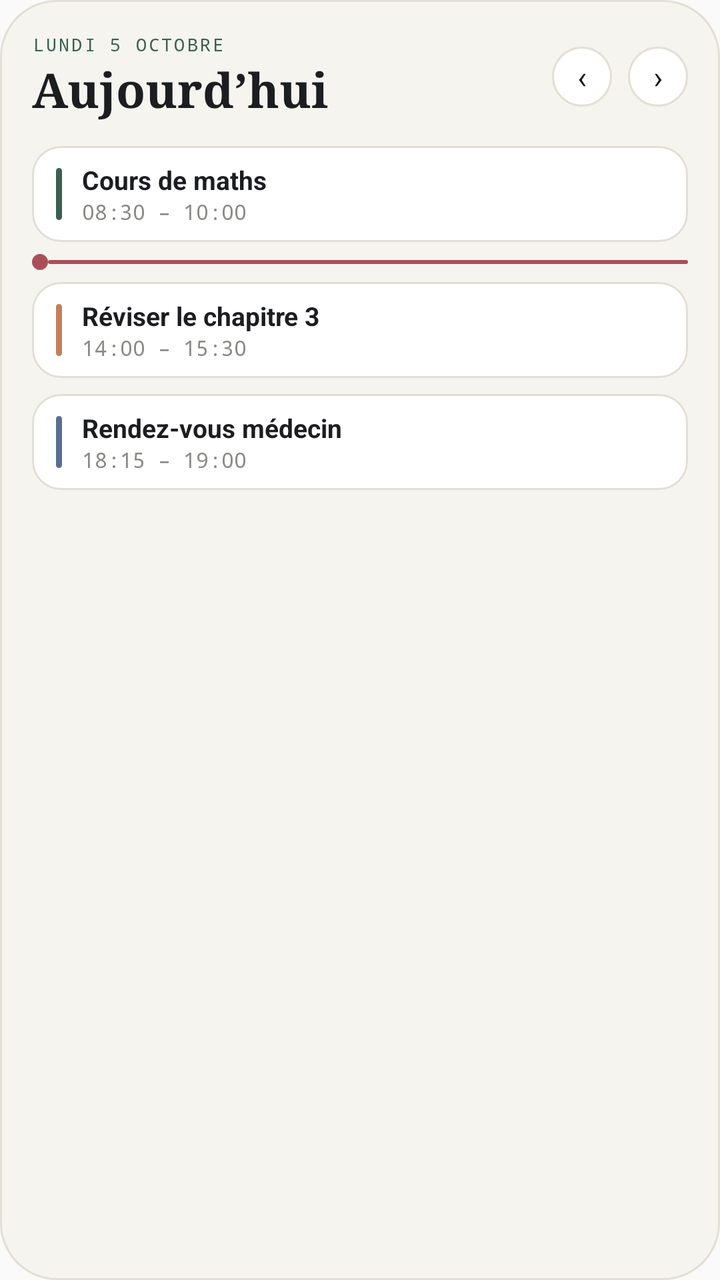
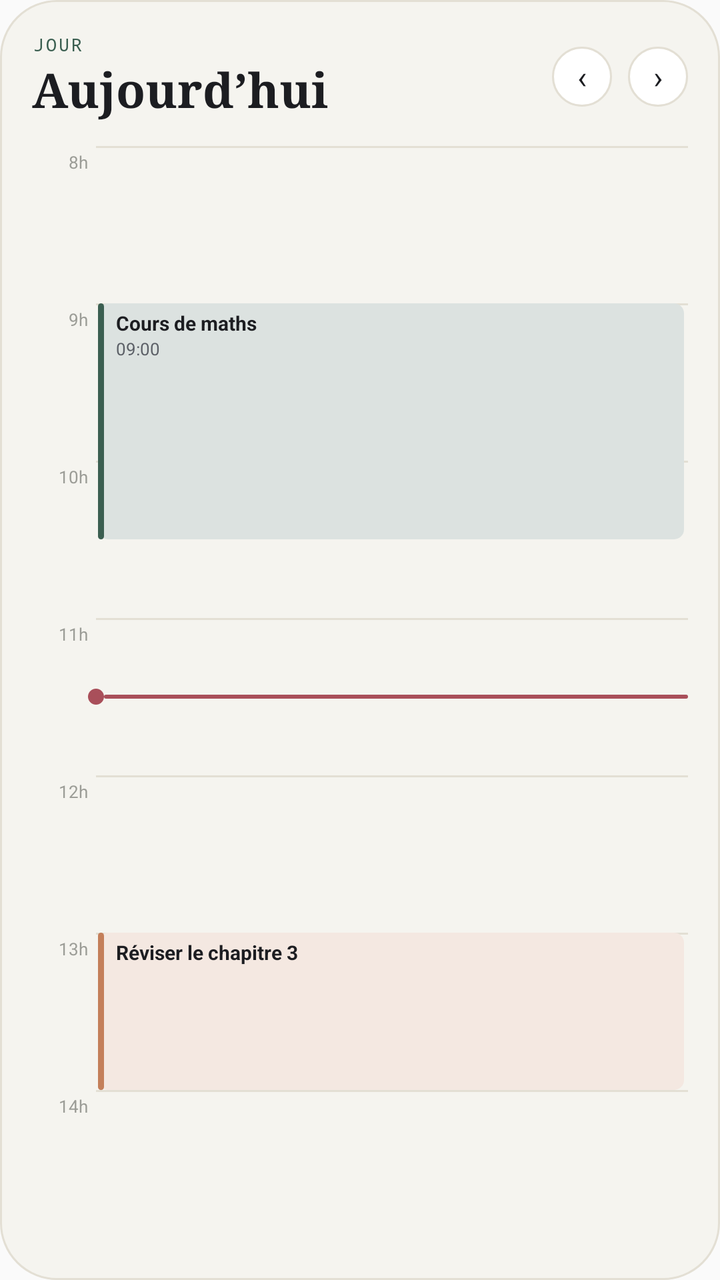

Compare the two renders of this Android layout. The source of the first and the diff that turns it into the second are given below.
<!-- AndroidManifest.xml: application theme AppTheme -->
<!-- res/layout/widget_preview.xml -->
<?xml version="1.0" encoding="utf-8"?>
<LinearLayout xmlns:android="http://schemas.android.com/apk/res/android"
    android:layout_width="match_parent"
    android:layout_height="match_parent"
    android:background="@drawable/widget_bg"
    android:orientation="vertical"
    android:padding="16dp">

    
    <LinearLayout
        android:layout_width="match_parent"
        android:layout_height="wrap_content"
        android:gravity="center_vertical"
        android:orientation="horizontal">
        <LinearLayout
            android:layout_width="0dp"
            android:layout_height="wrap_content"
            android:layout_weight="1"
            android:orientation="vertical">
            <TextView
                android:layout_width="wrap_content"
                android:layout_height="wrap_content"
                android:fontFamily="monospace"
                android:letterSpacing="0.12"
                android:text="LUNDI 5 OCTOBRE"
                android:textColor="#3B5F51"
                android:textSize="9sp" />
            <TextView
                android:layout_width="wrap_content"
                android:layout_height="wrap_content"
                android:fontFamily="serif"
                android:text="Aujourd’hui"
                android:textColor="#1C1D21"
                android:textSize="24sp"
                android:textStyle="bold" />
        </LinearLayout>
        <TextView
            android:layout_width="30dp"
            android:layout_height="30dp"
            android:layout_marginStart="0dp"
            android:background="@drawable/widget_btn_bg"
            android:gravity="center"
            android:text="‹"
            android:textColor="#1C1D21"
            android:textSize="16sp" />
        <TextView
            android:layout_width="30dp"
            android:layout_height="30dp"
            android:layout_marginStart="8dp"
            android:background="@drawable/widget_btn_bg"
            android:gravity="center"
            android:text="›"
            android:textColor="#1C1D21"
            android:textSize="16sp" />
    </LinearLayout>

    <FrameLayout
        android:layout_width="match_parent"
        android:layout_height="12dp" />

    <LinearLayout
        android:layout_width="match_parent"
        android:layout_height="wrap_content"
        android:background="@drawable/widget_card_bg"
        android:gravity="center_vertical"
        android:orientation="horizontal"
        android:paddingStart="12dp"
        android:paddingEnd="12dp"
        android:paddingTop="8dp"
        android:paddingBottom="8dp">
        <FrameLayout
            android:layout_width="3dp"
            android:layout_height="26dp"
            android:background="@drawable/widget_bar_green" />
        <LinearLayout
            android:layout_width="0dp"
            android:layout_height="wrap_content"
            android:layout_weight="1"
            android:layout_marginStart="10dp"
            android:orientation="vertical">
            <TextView
                android:layout_width="match_parent"
                android:layout_height="wrap_content"
                android:ellipsize="end"
                android:maxLines="1"
                android:text="Cours de maths"
                android:textColor="#1C1D21"
                android:textSize="13sp"
                android:textStyle="bold" />
            <TextView
                android:layout_width="wrap_content"
                android:layout_height="wrap_content"
                android:fontFamily="monospace"
                android:text="08:30 – 10:00"
                android:textColor="#8A8A85"
                android:textSize="10.5sp" />
        </LinearLayout>
    </LinearLayout>

    <LinearLayout
        android:layout_width="match_parent"
        android:layout_height="wrap_content"
        android:layout_marginTop="6dp"
        android:layout_marginBottom="6dp"
        android:gravity="center_vertical"
        android:orientation="horizontal">
        <FrameLayout
            android:layout_width="8dp"
            android:layout_height="8dp"
            android:background="@drawable/widget_now_dot" />
        <FrameLayout
            android:layout_width="0dp"
            android:layout_height="2dp"
            android:layout_weight="1"
            android:background="@drawable/widget_now_line" />
    </LinearLayout>

    <LinearLayout
        android:layout_width="match_parent"
        android:layout_height="wrap_content"
        android:background="@drawable/widget_card_bg"
        android:gravity="center_vertical"
        android:orientation="horizontal"
        android:paddingStart="12dp"
        android:paddingEnd="12dp"
        android:paddingTop="8dp"
        android:paddingBottom="8dp">
        <FrameLayout
            android:layout_width="3dp"
            android:layout_height="26dp"
            android:background="@drawable/widget_bar_terracotta" />
        <LinearLayout
            android:layout_width="0dp"
            android:layout_height="wrap_content"
            android:layout_weight="1"
            android:layout_marginStart="10dp"
            android:orientation="vertical">
            <TextView
                android:layout_width="match_parent"
                android:layout_height="wrap_content"
                android:ellipsize="end"
                android:maxLines="1"
                android:text="Réviser le chapitre 3"
                android:textColor="#1C1D21"
                android:textSize="13sp"
                android:textStyle="bold" />
            <TextView
                android:layout_width="wrap_content"
                android:layout_height="wrap_content"
                android:fontFamily="monospace"
                android:text="14:00 – 15:30"
                android:textColor="#8A8A85"
                android:textSize="10.5sp" />
        </LinearLayout>
    </LinearLayout>

    <FrameLayout
        android:layout_width="match_parent"
        android:layout_height="8dp" />

    <LinearLayout
        android:layout_width="match_parent"
        android:layout_height="wrap_content"
        android:background="@drawable/widget_card_bg"
        android:gravity="center_vertical"
        android:orientation="horizontal"
        android:paddingStart="12dp"
        android:paddingEnd="12dp"
        android:paddingTop="8dp"
        android:paddingBottom="8dp">
        <FrameLayout
            android:layout_width="3dp"
            android:layout_height="26dp"
            android:background="@drawable/widget_bar_slate" />
        <LinearLayout
            android:layout_width="0dp"
            android:layout_height="wrap_content"
            android:layout_weight="1"
            android:layout_marginStart="10dp"
            android:orientation="vertical">
            <TextView
                android:layout_width="match_parent"
                android:layout_height="wrap_content"
                android:ellipsize="end"
                android:maxLines="1"
                android:text="Rendez-vous médecin"
                android:textColor="#1C1D21"
                android:textSize="13sp"
                android:textStyle="bold" />
            <TextView
                android:layout_width="wrap_content"
                android:layout_height="wrap_content"
                android:fontFamily="monospace"
                android:text="18:15 – 19:00"
                android:textColor="#8A8A85"
                android:textSize="10.5sp" />
        </LinearLayout>
    </LinearLayout>
</LinearLayout>
<!-- resources referenced by this layout -->
<resources>
  <!-- drawable widget_bar_green (drawable) -->
  <?xml version="1.0" encoding="utf-8"?>
  <shape xmlns:android="http://schemas.android.com/apk/res/android" android:shape="rectangle">
      <solid android:color="#3B5F51" />
      <corners android:radius="2dp" />
  </shape>
  <!-- drawable widget_bar_slate (drawable) -->
  <?xml version="1.0" encoding="utf-8"?>
  <shape xmlns:android="http://schemas.android.com/apk/res/android" android:shape="rectangle">
      <solid android:color="#5A6F8F" />
      <corners android:radius="2dp" />
  </shape>
  <!-- drawable widget_bar_terracotta (drawable) -->
  <?xml version="1.0" encoding="utf-8"?>
  <shape xmlns:android="http://schemas.android.com/apk/res/android" android:shape="rectangle">
      <solid android:color="#C47F5A" />
      <corners android:radius="2dp" />
  </shape>
  <!-- drawable widget_bg (drawable) -->
  <?xml version="1.0" encoding="utf-8"?>
  <shape xmlns:android="http://schemas.android.com/apk/res/android" android:shape="rectangle">
      <solid android:color="#F5F4EF" />
      <corners android:radius="28dp" />
      <stroke android:width="1dp" android:color="#E3DFD4" />
  </shape>
  <!-- drawable widget_btn_bg (drawable) -->
  <?xml version="1.0" encoding="utf-8"?>
  <shape xmlns:android="http://schemas.android.com/apk/res/android" android:shape="oval">
      <solid android:color="#FFFFFF" />
      <stroke android:width="1dp" android:color="#E3DFD4" />
  </shape>
  <!-- drawable widget_card_bg (drawable) -->
  <?xml version="1.0" encoding="utf-8"?>
  <shape xmlns:android="http://schemas.android.com/apk/res/android" android:shape="rectangle">
      <solid android:color="#FFFFFF" />
      <corners android:radius="14dp" />
      <stroke android:width="1dp" android:color="#E3DFD4" />
  </shape>
  <!-- drawable widget_now_dot (drawable) -->
  <?xml version="1.0" encoding="utf-8"?>
  <shape xmlns:android="http://schemas.android.com/apk/res/android" android:shape="oval">
      <solid android:color="#A94F5A" />
  </shape>
  <!-- drawable widget_now_line (drawable) -->
  <?xml version="1.0" encoding="utf-8"?>
  <shape xmlns:android="http://schemas.android.com/apk/res/android" android:shape="rectangle">
      <solid android:color="#A94F5A" />
      <corners android:radius="1dp" />
  </shape>
  <style name="AppTheme" parent="Theme.AppCompat.Light.DarkActionBar">
          
          <item name="colorPrimary">@color/colorPrimary</item>
          <item name="colorPrimaryDark">@color/colorPrimaryDark</item>
          <item name="colorAccent">@color/colorAccent</item>
      </style>
</resources>

<!-- the commit's change to res/layout/widget_preview.xml (unified diff, before → after) -->
@@ -1,42 +1,46 @@
 <?xml version="1.0" encoding="utf-8"?>
-<LinearLayout xmlns:android="http://schemas.android.com/apk/res/android"
+<LinearLayout
     android:layout_width="match_parent"
     android:layout_height="match_parent"
+    android:orientation="vertical"
     android:background="@drawable/widget_bg"
-    android:orientation="vertical"
-    android:padding="16dp">
-
-    
+    android:padding="16dp"
+    xmlns:android="http://schemas.android.com/apk/res/android">
     <LinearLayout
         android:layout_width="match_parent"
         android:layout_height="wrap_content"
-        android:gravity="center_vertical"
-        android:orientation="horizontal">
+        android:orientation="horizontal"
+        android:gravity="center_vertical">
         <LinearLayout
             android:layout_width="0dp"
             android:layout_height="wrap_content"
-            android:layout_weight="1"
-            android:orientation="vertical">
+            android:orientation="vertical"
+            android:layout_weight="1">
             <TextView
                 android:layout_width="wrap_content"
                 android:layout_height="wrap_content"
-                android:fontFamily="monospace"
                 android:letterSpacing="0.12"
-                android:text="LUNDI 5 OCTOBRE"
+                android:id="@+id/tv_label"
+                android:text="JOUR"
                 android:textColor="#3B5F51"
-                android:textSize="9sp" />
+                android:textSize="9sp"
+                android:fontFamily="monospace" />
             <TextView
-                android:layout_width="wrap_content"
+                android:layout_width="match_parent"
                 android:layout_height="wrap_content"
-                android:fontFamily="serif"
+                android:id="@+id/tv_title"
+                android:maxLines="1"
+                android:ellipsize="end"
                 android:text="Aujourd’hui"
                 android:textColor="#1C1D21"
                 android:textSize="24sp"
+                android:fontFamily="serif"
                 android:textStyle="bold" />
         </LinearLayout>
         <TextView
             android:layout_width="30dp"
             android:layout_height="30dp"
+            android:id="@+id/btn_prev"
             android:layout_marginStart="0dp"
             android:background="@drawable/widget_btn_bg"
             android:gravity="center"
@@ -46,6 +50,7 @@
         <TextView
             android:layout_width="30dp"
             android:layout_height="30dp"
+            android:id="@+id/btn_next"
             android:layout_marginStart="8dp"
             android:background="@drawable/widget_btn_bg"
             android:gravity="center"
@@ -53,147 +58,254 @@
             android:textColor="#1C1D21"
             android:textSize="16sp" />
     </LinearLayout>
-
     <FrameLayout
         android:layout_width="match_parent"
-        android:layout_height="12dp" />
-
-    <LinearLayout
-        android:layout_width="match_parent"
-        android:layout_height="wrap_content"
-        android:background="@drawable/widget_card_bg"
-        android:gravity="center_vertical"
-        android:orientation="horizontal"
-        android:paddingStart="12dp"
-        android:paddingEnd="12dp"
-        android:paddingTop="8dp"
-        android:paddingBottom="8dp">
-        <FrameLayout
-            android:layout_width="3dp"
-            android:layout_height="26dp"
-            android:background="@drawable/widget_bar_green" />
+        android:layout_height="0dp"
+        android:layout_weight="1"
+        android:layout_marginTop="12dp">
         <LinearLayout
-            android:layout_width="0dp"
-            android:layout_height="wrap_content"
-            android:layout_weight="1"
-            android:layout_marginStart="10dp"
+            android:layout_width="match_parent"
+            android:layout_height="match_parent"
             android:orientation="vertical">
-            <TextView
+            <FrameLayout
+                android:layout_width="match_parent"
+                android:layout_height="0dp"
+                android:layout_weight="1">
+                <FrameLayout
+                    android:layout_width="match_parent"
+                    android:layout_height="1dp"
+                    android:background="#E3DFD4"
+                    android:layout_marginStart="32dp" />
+                <TextView
+                    android:layout_width="28dp"
+                    android:layout_height="wrap_content"
+                    android:gravity="end"
+                    android:layout_marginTop="2dp"
+                    android:text="8h"
+                    android:textColor="#9B9C96"
+                    android:textSize="8.5sp" />
+            </FrameLayout>
+            <FrameLayout
+                android:layout_width="match_parent"
+                android:layout_height="0dp"
+                android:layout_weight="1">
+                <FrameLayout
+                    android:layout_width="match_parent"
+                    android:layout_height="1dp"
+                    android:background="#E3DFD4"
+                    android:layout_marginStart="32dp" />
+                <TextView
+                    android:layout_width="28dp"
+                    android:layout_height="wrap_content"
+                    android:gravity="end"
+                    android:layout_marginTop="2dp"
+                    android:text="9h"
+                    android:textColor="#9B9C96"
+                    android:textSize="8.5sp" />
+            </FrameLayout>
+            <FrameLayout
+                android:layout_width="match_parent"
+                android:layout_height="0dp"
+                android:layout_weight="1">
+                <FrameLayout
+                    android:layout_width="match_parent"
+                    android:layout_height="1dp"
+                    android:background="#E3DFD4"
+                    android:layout_marginStart="32dp" />
+                <TextView
+                    android:layout_width="28dp"
+                    android:layout_height="wrap_content"
+                    android:gravity="end"
+                    android:layout_marginTop="2dp"
+                    android:text="10h"
+                    android:textColor="#9B9C96"
+                    android:textSize="8.5sp" />
+            </FrameLayout>
+            <FrameLayout
+                android:layout_width="match_parent"
+                android:layout_height="0dp"
+                android:layout_weight="1">
+                <FrameLayout
+                    android:layout_width="match_parent"
+                    android:layout_height="1dp"
+                    android:background="#E3DFD4"
+                    android:layout_marginStart="32dp" />
+                <TextView
+                    android:layout_width="28dp"
+                    android:layout_height="wrap_content"
+                    android:gravity="end"
+                    android:layout_marginTop="2dp"
+                    android:text="11h"
+                    android:textColor="#9B9C96"
+                    android:textSize="8.5sp" />
+            </FrameLayout>
+            <FrameLayout
+                android:layout_width="match_parent"
+                android:layout_height="0dp"
+                android:layout_weight="1">
+                <FrameLayout
+                    android:layout_width="match_parent"
+                    android:layout_height="1dp"
+                    android:background="#E3DFD4"
+                    android:layout_marginStart="32dp" />
+                <TextView
+                    android:layout_width="28dp"
+                    android:layout_height="wrap_content"
+                    android:gravity="end"
+                    android:layout_marginTop="2dp"
+                    android:text="12h"
+                    android:textColor="#9B9C96"
+                    android:textSize="8.5sp" />
+            </FrameLayout>
+            <FrameLayout
+                android:layout_width="match_parent"
+                android:layout_height="0dp"
+                android:layout_weight="1">
+                <FrameLayout
+                    android:layout_width="match_parent"
+                    android:layout_height="1dp"
+                    android:background="#E3DFD4"
+                    android:layout_marginStart="32dp" />
+                <TextView
+                    android:layout_width="28dp"
+                    android:layout_height="wrap_content"
+                    android:gravity="end"
+                    android:layout_marginTop="2dp"
+                    android:text="13h"
+                    android:textColor="#9B9C96"
+                    android:textSize="8.5sp" />
+            </FrameLayout>
+            <FrameLayout
+                android:layout_width="match_parent"
+                android:layout_height="0dp"
+                android:layout_weight="1">
+                <FrameLayout
+                    android:layout_width="match_parent"
+                    android:layout_height="1dp"
+                    android:background="#E3DFD4"
+                    android:layout_marginStart="32dp" />
+                <TextView
+                    android:layout_width="28dp"
+                    android:layout_height="wrap_content"
+                    android:gravity="end"
+                    android:layout_marginTop="2dp"
+                    android:text="14h"
+                    android:textColor="#9B9C96"
+                    android:textSize="8.5sp" />
+            </FrameLayout>
+        </LinearLayout>
+        <LinearLayout
+            android:layout_width="match_parent"
+            android:layout_height="match_parent"
+            android:orientation="vertical"
+            android:layout_marginStart="32dp">
+            <FrameLayout
+                android:layout_width="match_parent"
+                android:layout_height="0dp"
+                android:layout_weight="1" />
+            <LinearLayout
+                android:layout_width="match_parent"
+                android:layout_height="0dp"
+                android:orientation="horizontal"
+                android:layout_weight="1.5"
+                android:background="@drawable/widget_block_green_soft"
+                android:layout_marginEnd="2dp"
+                android:layout_marginStart="1dp">
+                <FrameLayout
+                    android:layout_width="3dp"
+                    android:layout_height="match_parent"
+                    android:background="@drawable/widget_bar_green" />
+                <LinearLayout
+                    android:layout_width="0dp"
+                    android:layout_height="wrap_content"
+                    android:orientation="vertical"
+                    android:layout_weight="1"
+                    android:paddingStart="6dp"
+                    android:paddingTop="3dp">
+                    <TextView
+                        android:layout_width="match_parent"
+                        android:layout_height="wrap_content"
+                        android:maxLines="1"
+                        android:ellipsize="end"
+                        android:text="Cours de maths"
+                        android:textColor="#1C1D21"
+                        android:textSize="10sp"
+                        android:textStyle="bold" />
+                    <TextView
+                        android:layout_width="wrap_content"
+                        android:layout_height="wrap_content"
+                        android:text="09:00"
+                        android:textColor="#5B5F66"
+                        android:textSize="8.5sp" />
+                </LinearLayout>
+            </LinearLayout>
+            <FrameLayout
+                android:layout_width="match_parent"
+                android:layout_height="0dp"
+                android:layout_weight="2.5" />
+            <LinearLayout
+                android:layout_width="match_parent"
+                android:layout_height="0dp"
+                android:orientation="horizontal"
+                android:layout_weight="1"
+                android:background="@drawable/widget_block_terracotta_soft"
+                android:layout_marginEnd="2dp"
+                android:layout_marginStart="1dp">
+                <FrameLayout
+                    android:layout_width="3dp"
+                    android:layout_height="match_parent"
+                    android:background="@drawable/widget_bar_terracotta" />
+                <LinearLayout
+                    android:layout_width="0dp"
+                    android:layout_height="wrap_content"
+                    android:orientation="vertical"
+                    android:layout_weight="1"
+                    android:paddingStart="6dp"
+                    android:paddingTop="3dp">
+                    <TextView
+                        android:layout_width="match_parent"
+                        android:layout_height="wrap_content"
+                        android:maxLines="1"
+                        android:ellipsize="end"
+                        android:text="Réviser le chapitre 3"
+                        android:textColor="#1C1D21"
+                        android:textSize="10sp"
+                        android:textStyle="bold" />
+                </LinearLayout>
+            </LinearLayout>
+            <FrameLayout
+                android:layout_width="match_parent"
+                android:layout_height="0dp"
+                android:layout_weight="1" />
+        </LinearLayout>
+        <LinearLayout
+            android:layout_width="match_parent"
+            android:layout_height="match_parent"
+            android:orientation="vertical">
+            <FrameLayout
+                android:layout_width="match_parent"
+                android:layout_height="0dp"
+                android:layout_weight="3.5" />
+            <LinearLayout
                 android:layout_width="match_parent"
                 android:layout_height="wrap_content"
-                android:ellipsize="end"
-                android:maxLines="1"
-                android:text="Cours de maths"
-                android:textColor="#1C1D21"
-                android:textSize="13sp"
-                android:textStyle="bold" />
-            <TextView
-                android:layout_width="wrap_content"
-                android:layout_height="wrap_content"
-                android:fontFamily="monospace"
-                android:text="08:30 – 10:00"
-                android:textColor="#8A8A85"
-                android:textSize="10.5sp" />
+                android:orientation="horizontal"
+                android:gravity="center_vertical"
+                android:layout_marginStart="28dp">
+                <FrameLayout
+                    android:layout_width="8dp"
+                    android:layout_height="8dp"
+                    android:background="@drawable/widget_now_dot" />
+                <FrameLayout
+                    android:layout_width="0dp"
+                    android:layout_height="2dp"
+                    android:background="@drawable/widget_now_line"
+                    android:layout_weight="1" />
+            </LinearLayout>
+            <FrameLayout
+                android:layout_width="match_parent"
+                android:layout_height="0dp"
+                android:layout_weight="3.5" />
         </LinearLayout>
-    </LinearLayout>
-
-    <LinearLayout
-        android:layout_width="match_parent"
-        android:layout_height="wrap_content"
-        android:layout_marginTop="6dp"
-        android:layout_marginBottom="6dp"
-        android:gravity="center_vertical"
-        android:orientation="horizontal">
-        <FrameLayout
-            android:layout_width="8dp"
-            android:layout_height="8dp"
-            android:background="@drawable/widget_now_dot" />
-        <FrameLayout
-            android:layout_width="0dp"
-            android:layout_height="2dp"
-            android:layout_weight="1"
-            android:background="@drawable/widget_now_line" />
-    </LinearLayout>
-
-    <LinearLayout
-        android:layout_width="match_parent"
-        android:layout_height="wrap_content"
-        android:background="@drawable/widget_card_bg"
-        android:gravity="center_vertical"
-        android:orientation="horizontal"
-        android:paddingStart="12dp"
-        android:paddingEnd="12dp"
-        android:paddingTop="8dp"
-        android:paddingBottom="8dp">
-        <FrameLayout
-            android:layout_width="3dp"
-            android:layout_height="26dp"
-            android:background="@drawable/widget_bar_terracotta" />
-        <LinearLayout
-            android:layout_width="0dp"
-            android:layout_height="wrap_content"
-            android:layout_weight="1"
-            android:layout_marginStart="10dp"
-            android:orientation="vertical">
-            <TextView
-                android:layout_width="match_parent"
-                android:layout_height="wrap_content"
-                android:ellipsize="end"
-                android:maxLines="1"
-                android:text="Réviser le chapitre 3"
-                android:textColor="#1C1D21"
-                android:textSize="13sp"
-                android:textStyle="bold" />
-            <TextView
-                android:layout_width="wrap_content"
-                android:layout_height="wrap_content"
-                android:fontFamily="monospace"
-                android:text="14:00 – 15:30"
-                android:textColor="#8A8A85"
-                android:textSize="10.5sp" />
-        </LinearLayout>
-    </LinearLayout>
-
-    <FrameLayout
-        android:layout_width="match_parent"
-        android:layout_height="8dp" />
-
-    <LinearLayout
-        android:layout_width="match_parent"
-        android:layout_height="wrap_content"
-        android:background="@drawable/widget_card_bg"
-        android:gravity="center_vertical"
-        android:orientation="horizontal"
-        android:paddingStart="12dp"
-        android:paddingEnd="12dp"
-        android:paddingTop="8dp"
-        android:paddingBottom="8dp">
-        <FrameLayout
-            android:layout_width="3dp"
-            android:layout_height="26dp"
-            android:background="@drawable/widget_bar_slate" />
-        <LinearLayout
-            android:layout_width="0dp"
-            android:layout_height="wrap_content"
-            android:layout_weight="1"
-            android:layout_marginStart="10dp"
-            android:orientation="vertical">
-            <TextView
-                android:layout_width="match_parent"
-                android:layout_height="wrap_content"
-                android:ellipsize="end"
-                android:maxLines="1"
-                android:text="Rendez-vous médecin"
-                android:textColor="#1C1D21"
-                android:textSize="13sp"
-                android:textStyle="bold" />
-            <TextView
-                android:layout_width="wrap_content"
-                android:layout_height="wrap_content"
-                android:fontFamily="monospace"
-                android:text="18:15 – 19:00"
-                android:textColor="#8A8A85"
-                android:textSize="10.5sp" />
-        </LinearLayout>
-    </LinearLayout>
+    </FrameLayout>
 </LinearLayout>
<!-- resource entries referenced after the edit -->
@@ -4,12 +4,6 @@
   <?xml version="1.0" encoding="utf-8"?>
   <shape xmlns:android="http://schemas.android.com/apk/res/android" android:shape="rectangle">
       <solid android:color="#3B5F51" />
-      <corners android:radius="2dp" />
-  </shape>
-  <!-- drawable widget_bar_slate (drawable) -->
-  <?xml version="1.0" encoding="utf-8"?>
-  <shape xmlns:android="http://schemas.android.com/apk/res/android" android:shape="rectangle">
-      <solid android:color="#5A6F8F" />
       <corners android:radius="2dp" />
   </shape>
   <!-- drawable widget_bar_terracotta (drawable) -->
@@ -25,17 +19,22 @@
       <corners android:radius="28dp" />
       <stroke android:width="1dp" android:color="#E3DFD4" />
   </shape>
+  <!-- drawable widget_block_green_soft (drawable) -->
+  <?xml version="1.0" encoding="utf-8"?>
+  <shape xmlns:android="http://schemas.android.com/apk/res/android" android:shape="rectangle">
+      <solid android:color="#DCE2E0" />
+      <corners android:radius="5dp" />
+  </shape>
+  <!-- drawable widget_block_terracotta_soft (drawable) -->
+  <?xml version="1.0" encoding="utf-8"?>
+  <shape xmlns:android="http://schemas.android.com/apk/res/android" android:shape="rectangle">
+      <solid android:color="#F4E8E1" />
+      <corners android:radius="5dp" />
+  </shape>
   <!-- drawable widget_btn_bg (drawable) -->
   <?xml version="1.0" encoding="utf-8"?>
   <shape xmlns:android="http://schemas.android.com/apk/res/android" android:shape="oval">
       <solid android:color="#FFFFFF" />
-      <stroke android:width="1dp" android:color="#E3DFD4" />
-  </shape>
-  <!-- drawable widget_card_bg (drawable) -->
-  <?xml version="1.0" encoding="utf-8"?>
-  <shape xmlns:android="http://schemas.android.com/apk/res/android" android:shape="rectangle">
-      <solid android:color="#FFFFFF" />
-      <corners android:radius="14dp" />
       <stroke android:width="1dp" android:color="#E3DFD4" />
   </shape>
   <!-- drawable widget_now_dot (drawable) -->
